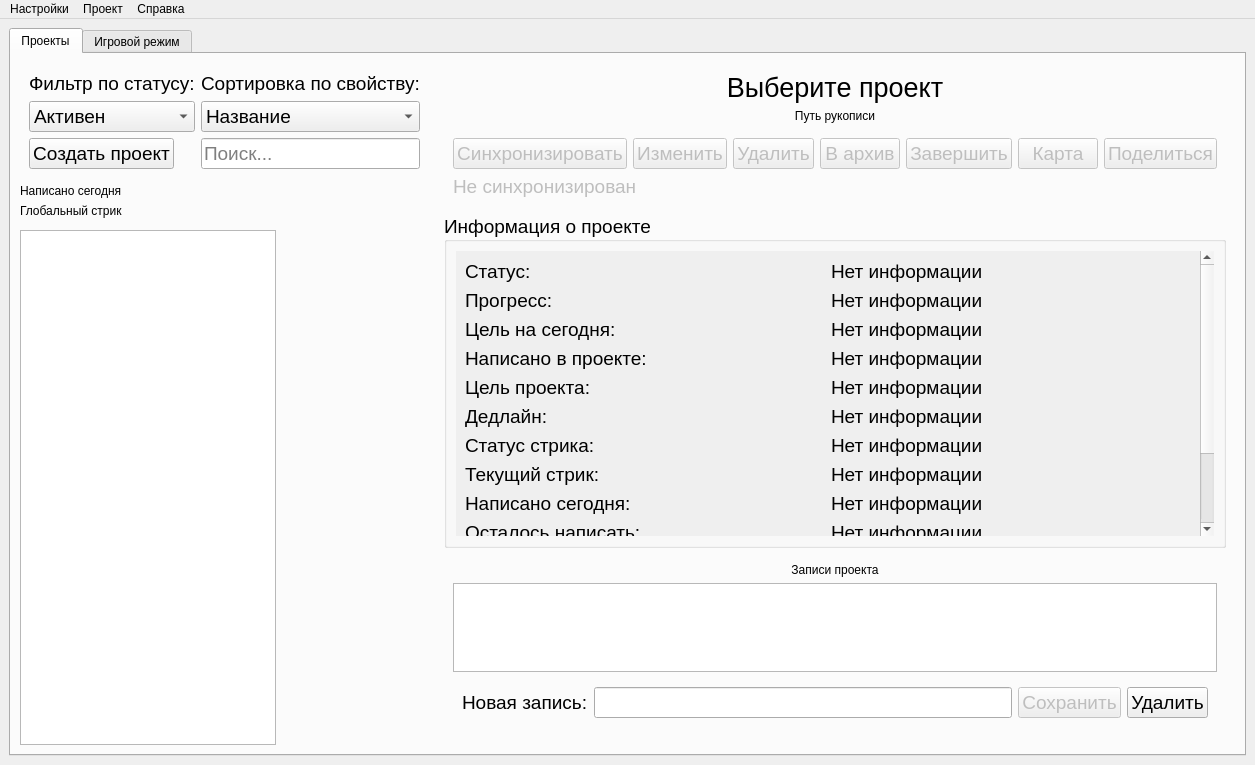
Before: the Qt Designer form UI template/main_window.ui in nevskyforever/nfprogress, drawn with Qt 5.
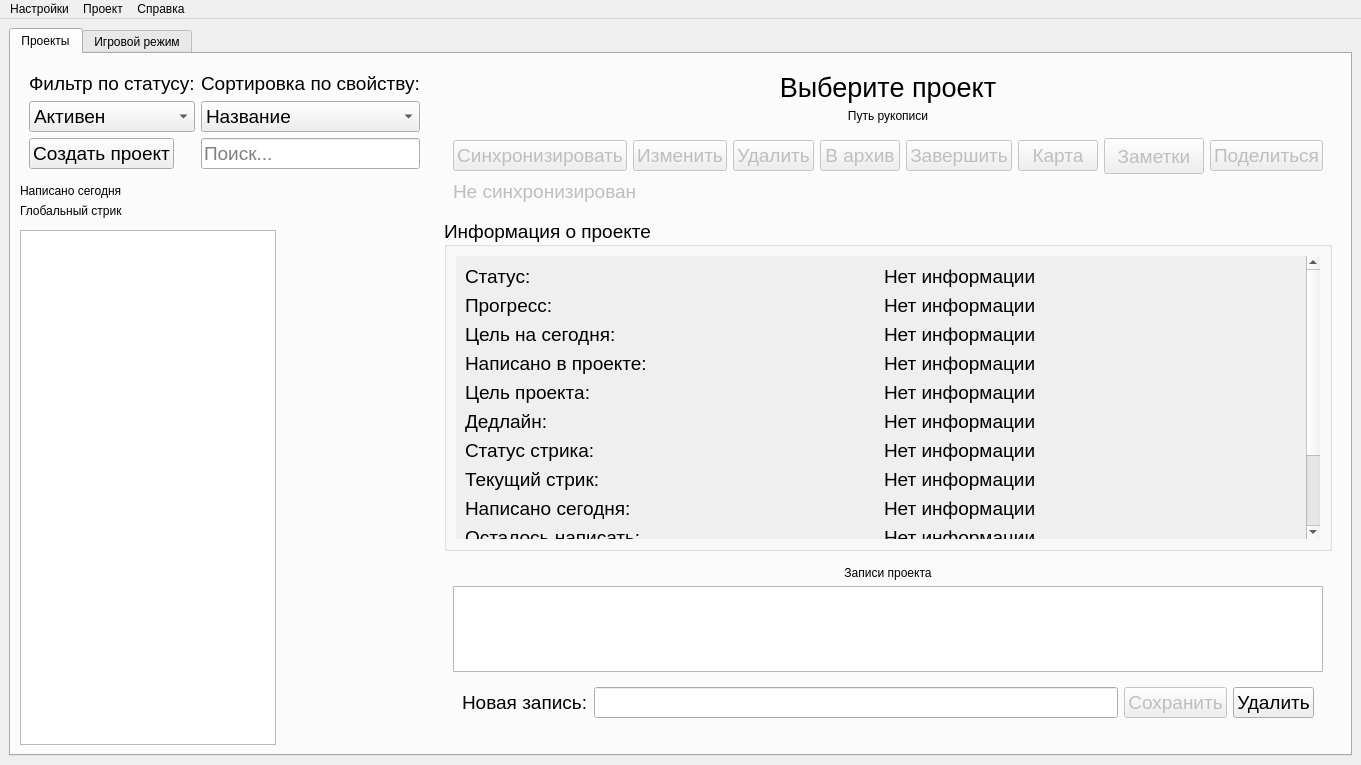
After: the same form once the commit is applied.

Commit message:
Add synchronized project notes workspace
Introduce a local Keep-style notes editor with persisted rich note metadata and system-linked Mind Elixir cards. Keep map note text canonical in the existing map JSON, reconcile legacy notes idempotently, and synchronize edits, deletions, and node focus without feedback loops. Include localization, help content, offline Muuri assets, Nuitka packaging updates, and focused model/native WebView tests.

Diff of the .ui file:
```diff
--- a/UI template/main_window.ui
+++ b/UI template/main_window.ui
@@ -349,7 +349,7 @@
                 </property>
                </widget>
               </item>
-              <item row="0" column="6">
+              <item row="0" column="7">
                <widget class="QPushButton" name="share_progress">
                 <property name="font">
                  <font>
@@ -373,6 +373,30 @@
                 </property>
                </widget>
               </item>
+              <item row="0" column="6">
+               <widget class="QPushButton" name="btn_project_notes">
+                <property name="minimumSize">
+                 <size>
+                  <width>100</width>
+                  <height>36</height>
+                 </size>
+                </property>
+                <property name="font">
+                 <font>
+                  <family>Arial</family>
+                 </font>
+                </property>
+                <property name="toolTip">
+                 <string>Открыть заметки проекта</string>
+                </property>
+                <property name="accessibleName">
+                 <string>Открыть заметки проекта</string>
+                </property>
+                <property name="text">
+                 <string>Заметки</string>
+                </property>
+               </widget>
+              </item>
              </layout>
             </widget>
            </item>
```
The commit also changes 28 other files.
